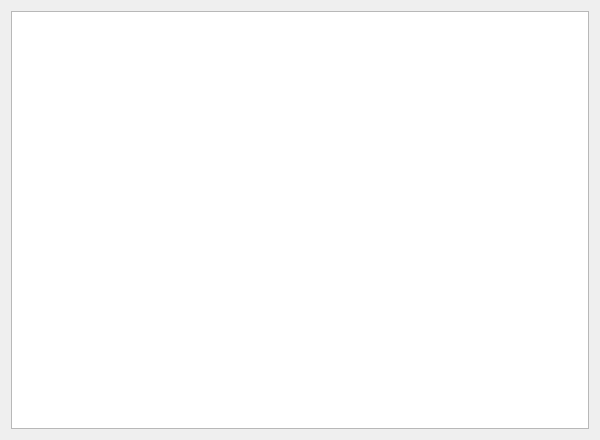
Qt form src/modules/kernel/ui/PageKernel.ui (thallisson1887/salamaderos-garuda) before a commit.
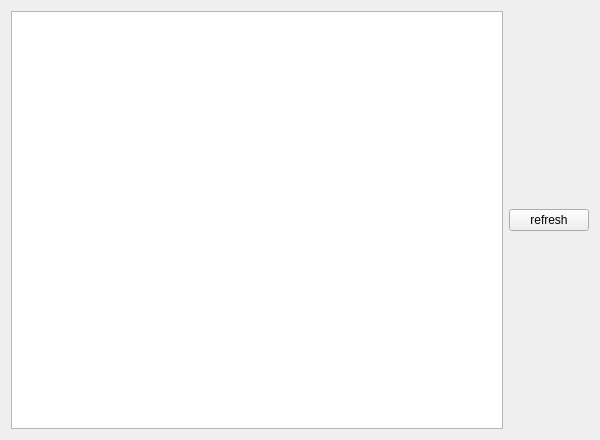
The same form after that commit.

Commit message: add refrsh button

Patch:
```diff
--- a/src/modules/kernel/ui/PageKernel.ui
+++ b/src/modules/kernel/ui/PageKernel.ui
@@ -24,6 +24,13 @@
          </property>
      </widget>
    </item>
+   <item>
+    <widget class="QPushButton" name="refresh">
+     <property name="text">
+      <string>refresh</string>
+     </property>
+    </widget>
+   </item>
   </layout>
  </widget>
  <resources/>
```
Lines whose indentation alone changed are shown as unchanged. The commit also changes 3 other files.
